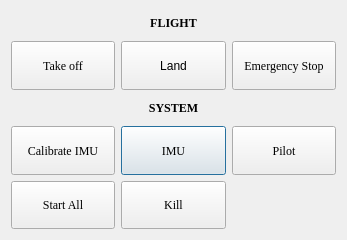
Qt form GUI/GUI/Widgets Available/Buttons/Buttons/buttons.ui (NaviPolytechnique/GUI) before a commit.
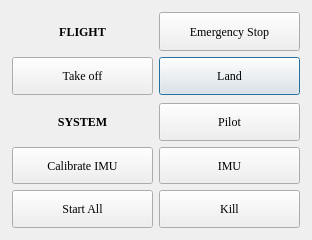
The same form after that commit.

The edit to the form file:
```diff
--- a/GUI/GUI/Widgets Available/Buttons/Buttons/buttons.ui
+++ b/GUI/GUI/Widgets Available/Buttons/Buttons/buttons.ui
@@ -6,36 +6,30 @@
    <rect>
     <x>0</x>
     <y>0</y>
-    <width>347</width>
+    <width>312</width>
     <height>240</height>
    </rect>
   </property>
   <property name="windowTitle">
    <string>Buttons</string>
   </property>
-  <layout class="QGridLayout" name="gridLayout_2">
-   <item row="0" column="0">
-    <layout class="QGridLayout" name="gridLayout" rowstretch="1,2,1,2,2">
-     <item row="3" column="1">
-      <widget class="QPushButton" name="IMU">
-       <property name="sizePolicy">
-        <sizepolicy hsizetype="Minimum" vsizetype="Preferred">
-         <horstretch>0</horstretch>
-         <verstretch>0</verstretch>
-        </sizepolicy>
-       </property>
-       <property name="font">
-        <font>
-         <family>Times New Roman</family>
-        </font>
-       </property>
-       <property name="text">
-        <string>IMU</string>
-       </property>
-      </widget>
-     </item>
-     <item row="1" column="2">
-      <widget class="QPushButton" name="EmStp">
+  <layout class="QVBoxLayout" name="verticalLayout" stretch="2,3">
+   <item>
+    <layout class="QGridLayout" name="gridLayout" rowstretch="1,1" columnstretch="1,1">
+     <property name="leftMargin">
+      <number>1</number>
+     </property>
+     <property name="topMargin">
+      <number>1</number>
+     </property>
+     <property name="rightMargin">
+      <number>1</number>
+     </property>
+     <property name="bottomMargin">
+      <number>1</number>
+     </property>
+     <item row="1" column="1">
+      <widget class="QPushButton" name="Land">
        <property name="sizePolicy">
         <sizepolicy hsizetype="Minimum" vsizetype="MinimumExpanding">
          <horstretch>0</horstretch>
@@ -48,7 +42,7 @@
         </font>
        </property>
        <property name="text">
-        <string>Emergency Stop</string>
+        <string>Land</string>
        </property>
       </widget>
      </item>
@@ -70,10 +64,10 @@
        </property>
       </widget>
      </item>
-     <item row="2" column="1" alignment="Qt::AlignVCenter">
-      <widget class="QLabel" name="System">
+     <item row="0" column="1">
+      <widget class="QPushButton" name="EmStp">
        <property name="sizePolicy">
-        <sizepolicy hsizetype="Preferred" vsizetype="MinimumExpanding">
+        <sizepolicy hsizetype="Minimum" vsizetype="MinimumExpanding">
          <horstretch>0</horstretch>
          <verstretch>0</verstretch>
         </sizepolicy>
@@ -81,19 +75,14 @@
        <property name="font">
         <font>
          <family>Times New Roman</family>
-         <weight>75</weight>
-         <bold>true</bold>
         </font>
        </property>
        <property name="text">
-        <string>SYSTEM</string>
-       </property>
-       <property name="alignment">
-        <set>Qt::AlignCenter</set>
+        <string>Emergency Stop</string>
        </property>
       </widget>
      </item>
-     <item row="0" column="1" alignment="Qt::AlignVCenter">
+     <item row="0" column="0">
       <widget class="QLabel" name="Flight">
        <property name="sizePolicy">
         <sizepolicy hsizetype="Minimum" vsizetype="Minimum">
@@ -116,7 +105,64 @@
        </property>
       </widget>
      </item>
-     <item row="3" column="0">
+    </layout>
+   </item>
+   <item>
+    <layout class="QGridLayout" name="gridLayout_2" rowstretch="1,1,1" columnstretch="1,1">
+     <property name="leftMargin">
+      <number>1</number>
+     </property>
+     <property name="topMargin">
+      <number>1</number>
+     </property>
+     <property name="rightMargin">
+      <number>1</number>
+     </property>
+     <property name="bottomMargin">
+      <number>1</number>
+     </property>
+     <item row="0" column="0">
+      <widget class="QLabel" name="System">
+       <property name="sizePolicy">
+        <sizepolicy hsizetype="Preferred" vsizetype="MinimumExpanding">
+         <horstretch>0</horstretch>
+         <verstretch>0</verstretch>
+        </sizepolicy>
+       </property>
+       <property name="font">
+        <font>
+         <family>Times New Roman</family>
+         <weight>75</weight>
+         <bold>true</bold>
+        </font>
+       </property>
+       <property name="text">
+        <string>SYSTEM</string>
+       </property>
+       <property name="alignment">
+        <set>Qt::AlignCenter</set>
+       </property>
+      </widget>
+     </item>
+     <item row="0" column="1">
+      <widget class="QPushButton" name="Pilot">
+       <property name="sizePolicy">
+        <sizepolicy hsizetype="Minimum" vsizetype="Preferred">
+         <horstretch>0</horstretch>
+         <verstretch>0</verstretch>
+        </sizepolicy>
+       </property>
+       <property name="font">
+        <font>
+         <family>Times New Roman</family>
+        </font>
+       </property>
+       <property name="text">
+        <string>Pilot</string>
+       </property>
+      </widget>
+     </item>
+     <item row="1" column="0">
       <widget class="QPushButton" name="CbIMU">
        <property name="sizePolicy">
         <sizepolicy hsizetype="Minimum" vsizetype="Preferred">
@@ -140,7 +186,25 @@
        </property>
       </widget>
      </item>
-     <item row="4" column="0">
+     <item row="1" column="1">
+      <widget class="QPushButton" name="IMU">
+       <property name="sizePolicy">
+        <sizepolicy hsizetype="Minimum" vsizetype="Preferred">
+         <horstretch>0</horstretch>
+         <verstretch>0</verstretch>
+        </sizepolicy>
+       </property>
+       <property name="font">
+        <font>
+         <family>Times New Roman</family>
+        </font>
+       </property>
+       <property name="text">
+        <string>IMU</string>
+       </property>
+      </widget>
+     </item>
+     <item row="2" column="0">
       <widget class="QPushButton" name="StartAll">
        <property name="sizePolicy">
         <sizepolicy hsizetype="Minimum" vsizetype="Preferred">
@@ -158,25 +222,7 @@
        </property>
       </widget>
      </item>
-     <item row="3" column="2">
-      <widget class="QPushButton" name="Pilot">
-       <property name="sizePolicy">
-        <sizepolicy hsizetype="Minimum" vsizetype="Preferred">
-         <horstretch>0</horstretch>
-         <verstretch>0</verstretch>
-        </sizepolicy>
-       </property>
-       <property name="font">
-        <font>
-         <family>Times New Roman</family>
-        </font>
-       </property>
-       <property name="text">
-        <string>Pilot</string>
-       </property>
-      </widget>
-     </item>
-     <item row="4" column="1">
+     <item row="2" column="1">
       <widget class="QPushButton" name="Kill">
        <property name="sizePolicy">
         <sizepolicy hsizetype="Minimum" vsizetype="Preferred">
@@ -194,19 +240,6 @@
        </property>
       </widget>
      </item>
-     <item row="1" column="1">
-      <widget class="QPushButton" name="Land">
-       <property name="sizePolicy">
-        <sizepolicy hsizetype="Minimum" vsizetype="MinimumExpanding">
-         <horstretch>0</horstretch>
-         <verstretch>0</verstretch>
-        </sizepolicy>
-       </property>
-       <property name="text">
-        <string>Land</string>
-       </property>
-      </widget>
-     </item>
     </layout>
    </item>
   </layout>
```
